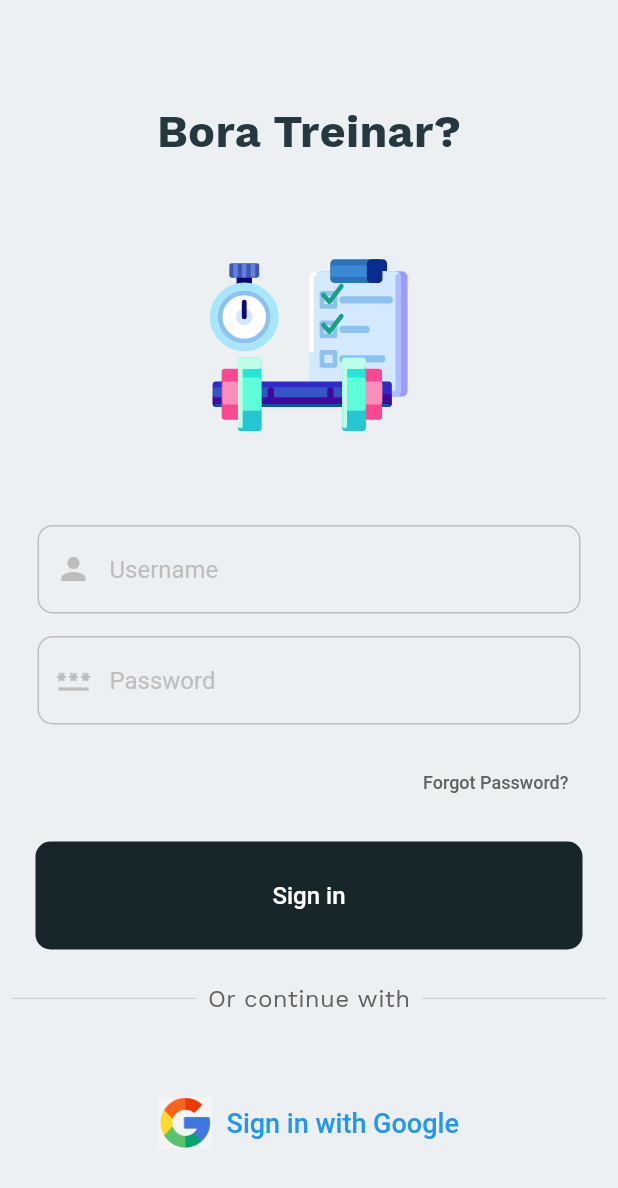
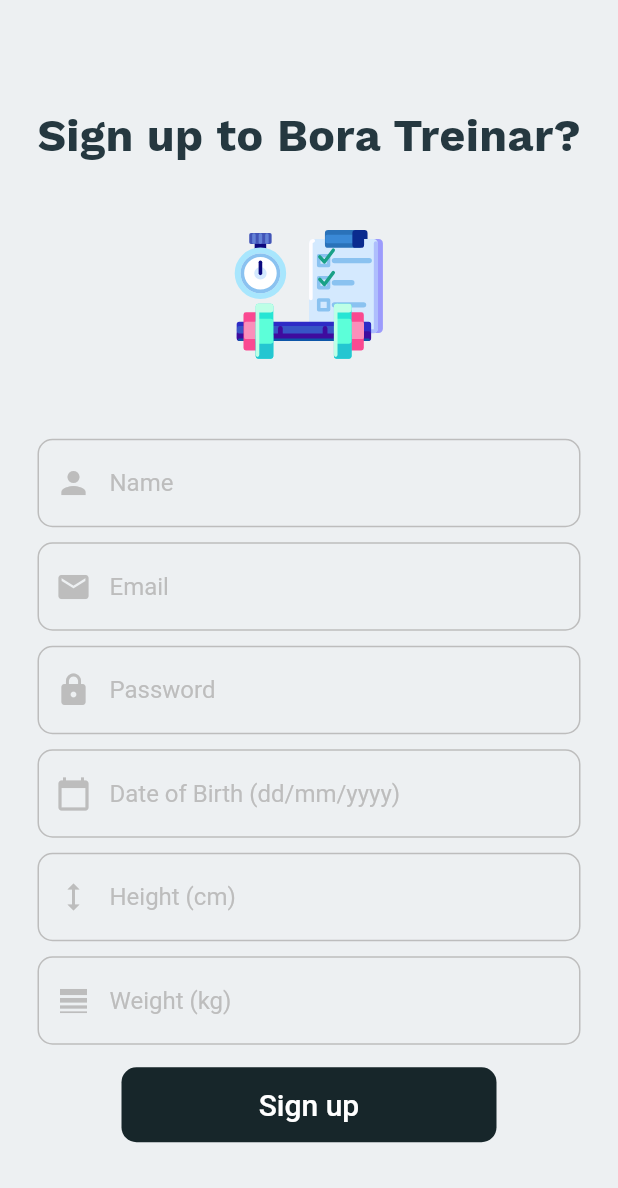
Before and after one commit to Teitei011/Backend-Antwan, a Flutter app: the screen it shows after launch, on a phone screen of 412 x 824 dp. Shown: the top 1188 px of the screen. Run offline on Flutter 3.47's test engine with Material 2 defaults, Android fonts, the phone set to English and light mode, and no system bars; our stand-ins replace lottie.

Commit message:
[ADIÇÃO] Adicionando mudança de páginas para cada coisa

```diff
--- /dev/null
+++ b/Frontend/lib/fitness_app/components/button.dart
@@ -0,0 +1,38 @@
+import 'package:best_flutter_ui_templates/screens/login_screen.dart';
+import 'package:flutter/material.dart';
+
+import '../../app_theme.dart';
+import '../../screens/signup_screen.dart';
+
+class Button extends StatelessWidget {
+  const Button(
+      {required this.nextPage,
+      required this.text,
+      Key? key,
+      required Null Function() press});
+  final String text;
+  final Widget nextPage;
+  @override
+  Widget build(BuildContext context) {
+    return Container(
+      width: 250,
+      height: 50,
+      decoration: BoxDecoration(
+        color: AppTheme.darkerText,
+        borderRadius: BorderRadius.circular(10),
+      ),
+      child: TextButton(
+        onPressed: () {
+          Navigator.push(
+            context,
+            MaterialPageRoute(builder: (context) => nextPage),
+          );
+        },
+        child: Text(
+          text,
+          style: TextStyle(color: Colors.white, fontSize: 20),
+        ),
+      ),
+    );
+  }
+}
--- a/Frontend/lib/fitness_app/components/sign_in_button.dart
+++ /dev/null
@@ -1,41 +0,0 @@
-import 'package:flutter/material.dart';
-
-import '../../app_theme.dart';
-
-class SignInButton extends StatelessWidget {
-  const SignInButton({
-    Key? key,
-    required this.text,
-    required this.onPressed,
-  }) : super(key: key);
-
-  final String text;
-  final Color textColor = AppTheme.nearlyWhite;
-  final Color color = AppTheme.darkerText;
-  final VoidCallback onPressed;
-
-  @override
-  Widget build(BuildContext context) {
-    return GestureDetector(
-      onTap: () => print("Sign in button pressed"),
-      child: Container(
-        padding: EdgeInsets.symmetric(horizontal: 150, vertical: 12),
-        margin: EdgeInsets.symmetric(horizontal: 15),
-        decoration: BoxDecoration(
-          color: color,
-          borderRadius: BorderRadius.circular(10),
-        ),
-        child: TextButton(
-          onPressed: onPressed,
-          child: Text(
-            text,
-            style: TextStyle(
-              color: textColor,
-              fontSize: 16,
-            ),
-          ),
-        ),
-      ),
-    );
-  }
-}
--- a/Frontend/lib/main.dart
+++ b/Frontend/lib/main.dart
@@ -1,10 +1,10 @@
 import 'dart:io';
 import 'package:best_flutter_ui_templates/app_theme.dart';
+import 'package:best_flutter_ui_templates/screens/signup_screen.dart';
 import 'package:flutter/material.dart';
 import 'package:flutter/services.dart';
 import 'fitness_app/fitness_app_home_screen.dart';
 import 'screens/login_screen.dart';
-import 'screens/navigation_home_screen.dart';
 import 'package:flutter/foundation.dart' show kIsWeb;
 
 void main() async {
@@ -36,7 +36,7 @@
         platform: TargetPlatform.iOS,
       ),
       // home: FitnessAppHomeScreen(),
-      home: LoginPage(),
+      home: SignUpPage(),
     );
   }
 }
--- /dev/null
+++ b/Frontend/lib/screens/signup_screen.dart
@@ -0,0 +1,184 @@
+import 'package:best_flutter_ui_templates/screens/login_screen.dart';
+import 'package:flutter/material.dart';
+import 'package:lottie/lottie.dart';
+
+import '../app_theme.dart';
+import '../fitness_app/components/sign_in_button.dart';
+import '../fitness_app/components/button.dart';
+import '../fitness_app/components/sign_in_google.dart';
+
+class SignUpPage extends StatelessWidget {
+  const SignUpPage({super.key});
+
+  @override
+  Widget build(BuildContext context) {
+    return Scaffold(
+      backgroundColor: AppTheme.notWhite,
+      body: SafeArea(
+        child: Center(
+          child: SingleChildScrollView(
+            child: Column(children: [
+              // Large text in the middle saying Sign up to Bora Treinar?
+              const SizedBox(height: 10),
+
+              Text("Sign up to Bora Treinar?",
+                  style: TextStyle(
+                      color: AppTheme.darkText,
+                      fontSize: 30,
+                      fontWeight: FontWeight.bold)),
+
+              const SizedBox(height: 10),
+
+              // Icon(Icons.lock, size: 100),
+              Container(
+                  height: 150,
+                  child: Lottie.asset('assets/animation/exercise.json')),
+
+              const SizedBox(height: 25),
+
+              // name textefield
+              Padding(
+                padding: const EdgeInsets.symmetric(horizontal: 25.0),
+                child: TextField(
+                  decoration: InputDecoration(
+                    hintText: "Name",
+                    hintStyle: TextStyle(color: Colors.grey[400]),
+                    prefixIcon: Icon(Icons.person, color: Colors.grey[400]),
+                    enabledBorder: OutlineInputBorder(
+                      borderSide: BorderSide(color: Colors.grey[400]!),
+                      borderRadius: BorderRadius.circular(10),
+                    ),
+                    focusedBorder: OutlineInputBorder(
+                      borderSide: BorderSide(color: Colors.grey[400]!),
+                      borderRadius: BorderRadius.circular(10),
+                    ),
+                  ),
+                ),
+              ),
+
+              const SizedBox(height: 10),
+              // email textfield
+              Padding(
+                padding: const EdgeInsets.symmetric(horizontal: 25.0),
+                child: TextField(
+                  decoration: InputDecoration(
+                    hintText: "Email",
+                    hintStyle: TextStyle(color: Colors.grey[400]),
+                    prefixIcon: Icon(Icons.email, color: Colors.grey[400]),
+                    enabledBorder: OutlineInputBorder(
+                      borderSide: BorderSide(color: Colors.grey[400]!),
+                      borderRadius: BorderRadius.circular(10),
+                    ),
+                    focusedBorder: OutlineInputBorder(
+                      borderSide: BorderSide(color: Colors.grey[400]!),
+                      borderRadius: BorderRadius.circular(10),
+                    ),
+                  ),
+                ),
+              ),
+
+              const SizedBox(height: 10),
+
+              // password textfield
+              Padding(
+                padding: const EdgeInsets.symmetric(horizontal: 25.0),
+                child: TextField(
+                  obscureText: true,
+                  decoration: InputDecoration(
+                    hintText: "Password",
+                    hintStyle: TextStyle(color: Colors.grey[400]),
+                    prefixIcon: Icon(Icons.lock, color: Colors.grey[400]),
+                    enabledBorder: OutlineInputBorder(
+                      borderSide: BorderSide(color: Colors.grey[400]!),
+                      borderRadius: BorderRadius.circular(10),
+                    ),
+                    focusedBorder: OutlineInputBorder(
+                      borderSide: BorderSide(color: Colors.grey[400]!),
+                      borderRadius: BorderRadius.circular(10),
+                    ),
+                  ),
+                ),
+              ),
+
+              const SizedBox(height: 10),
+
+              // date of Birth
+              Padding(
+                padding: const EdgeInsets.symmetric(horizontal: 25.0),
+                child: TextField(
+                  decoration: InputDecoration(
+                    hintText: "Date of Birth (dd/mm/yyyy)",
+                    hintStyle: TextStyle(color: Colors.grey[400]),
+                    prefixIcon:
+                        Icon(Icons.calendar_today, color: Colors.grey[400]),
+                    enabledBorder: OutlineInputBorder(
+                      borderSide: BorderSide(color: Colors.grey[400]!),
+                      borderRadius: BorderRadius.circular(10),
+                    ),
+                    focusedBorder: OutlineInputBorder(
+                      borderSide: BorderSide(color: Colors.grey[400]!),
+                      borderRadius: BorderRadius.circular(10),
+                    ),
+                  ),
+                ),
+              ),
+
+              const SizedBox(height: 10),
+
+              // height
+              Padding(
+                padding: const EdgeInsets.symmetric(horizontal: 25.0),
+                child: TextField(
+                  decoration: InputDecoration(
+                    hintText: "Height (cm)",
+                    hintStyle: TextStyle(color: Colors.grey[400]),
+                    prefixIcon: Icon(Icons.height, color: Colors.grey[400]),
+                    enabledBorder: OutlineInputBorder(
+                      borderSide: BorderSide(color: Colors.grey[400]!),
+                      borderRadius: BorderRadius.circular(10),
+                    ),
+                    focusedBorder: OutlineInputBorder(
+                      borderSide: BorderSide(color: Colors.grey[400]!),
+                      borderRadius: BorderRadius.circular(10),
+                    ),
+                  ),
+                ),
+              ),
+              const SizedBox(height: 10),
+
+              // weight
+              Padding(
+                padding: const EdgeInsets.symmetric(horizontal: 25.0),
+                child: TextField(
+                  decoration: InputDecoration(
+                    hintText: "Weight (kg)",
+                    hintStyle: TextStyle(color: Colors.grey[400]),
+                    prefixIcon:
+                        Icon(Icons.line_weight, color: Colors.grey[400]),
+                    enabledBorder: OutlineInputBorder(
+                      borderSide: BorderSide(color: Colors.grey[400]!),
+                      borderRadius: BorderRadius.circular(10),
+                    ),
+                    focusedBorder: OutlineInputBorder(
+                      borderSide: BorderSide(color: Colors.grey[400]!),
+                      borderRadius: BorderRadius.circular(10),
+                    ),
+                  ),
+                ),
+              ),
+
+              const SizedBox(height: 15),
+
+              // sign up button
+              Button(
+                text: "Sign up",
+                press: () {},
+                nextPage: LoginPage(),
+              ),
+            ]),
+          ),
+        ),
+      ),
+    );
+  }
+}
--- /dev/null
+++ b/Frontend/lib/utils/login.dart
@@ -0,0 +1,3 @@
+// Make a login function to work with the login_screen.dart
+
+// Path: lib/utils/login.dart
--- a/Frontend/pubspec.yaml
+++ b/Frontend/pubspec.yaml
@@ -33,6 +33,7 @@
     intl: ^0.17.0
     animations: ^2.0.3
     lottie: ^2.2.0
+    http: ^0.13.5
 
 dev_dependencies:
     flutter_test:
```
Also changed, not shown: Frontend/lib/screens/home_screen.dart (deleted, +0 -233 lines), Frontend/lib/screens/login_screen.dart (+6 -6 lines), Frontend/lib/screens/navigation_home_screen.dart (deleted, +0 -79 lines), Frontend/pubspec.lock, 4 other files.
